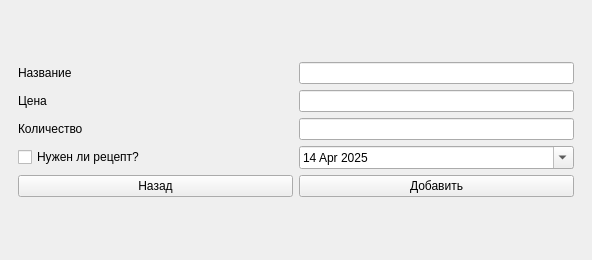
Toxicattack4up/AptekaService, file mainwindow.ui: the form before one commit.
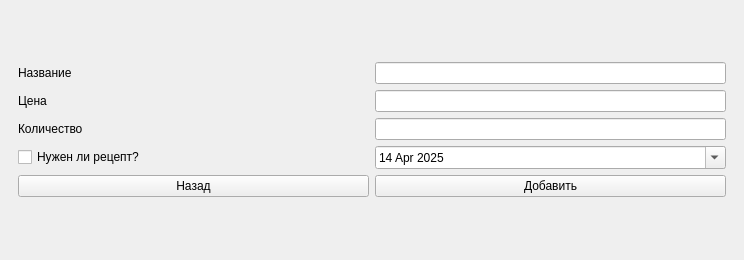
The form after the commit. The open tabs and pages were chosen to show the change.

Commit message: Фиксирование незначительных изменений

```diff
--- a/mainwindow.ui
+++ b/mainwindow.ui
@@ -6,7 +6,7 @@
    <rect>
     <x>0</x>
     <y>0</y>
-    <width>589</width>
+    <width>744</width>
     <height>260</height>
    </rect>
   </property>
@@ -816,7 +816,7 @@
            <widget class="QDateEdit" name="dateEdit">
             <property name="dateTime">
              <datetime>
-              <hour>21</hour>
+              <hour>18</hour>
               <minute>0</minute>
               <second>0</second>
               <year>2025</year>
```
Left out of the diff: 2 changed lines with no effect on the pictures. The commit also changes 1 other file.
